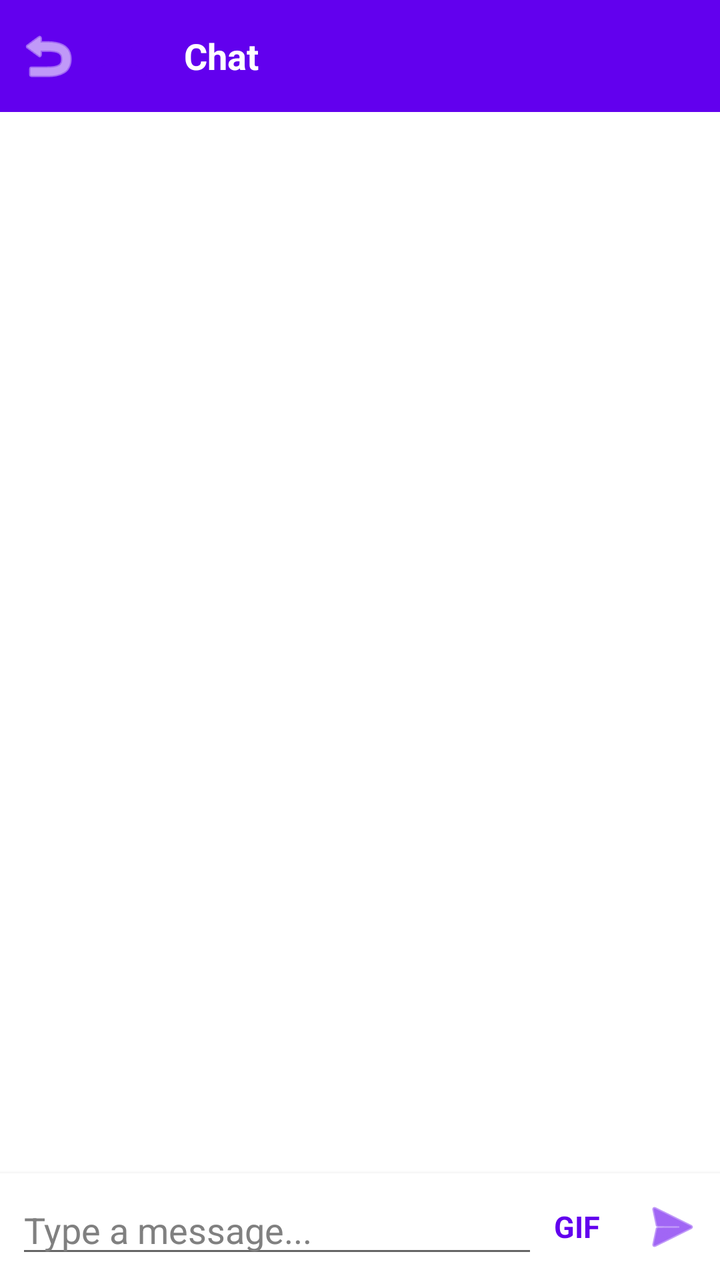
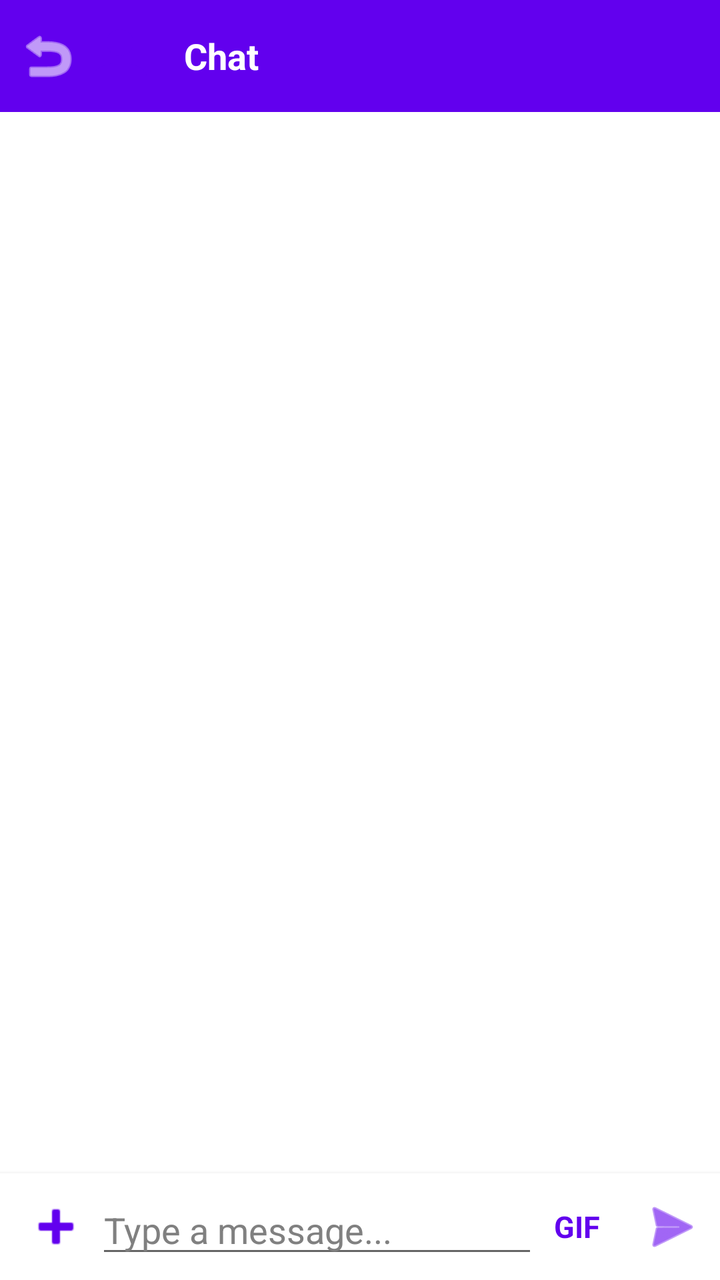

Two renders of the same Android screen: before a commit and after it. Below are the layout's source before the change and the commit's diff.
<!-- AndroidManifest.xml: application theme Theme.Muzea -->
<!-- res/layout/fragment_chat_conversation.xml -->
<?xml version="1.0" encoding="utf-8"?>
<LinearLayout xmlns:android="http://schemas.android.com/apk/res/android"
    android:layout_width="match_parent"
    android:layout_height="match_parent"
    android:orientation="vertical">

    <LinearLayout
        android:layout_width="match_parent"
        android:layout_height="wrap_content"
        android:background="?attr/colorPrimary"
        android:gravity="center_vertical"
        android:orientation="horizontal"
        android:paddingStart="8dp"
        android:paddingEnd="8dp">

        <ImageButton
            android:id="@+id/btnBack"
            android:layout_width="wrap_content"
            android:layout_height="wrap_content"
            android:background="?attr/selectableItemBackgroundBorderless"
            android:contentDescription="@string/action_back"
            android:src="@android:drawable/ic_menu_revert"
            android:tint="@android:color/white" />

        <ImageView
            android:id="@+id/ivAvatar"
            android:layout_width="40dp"
            android:layout_height="40dp"
            android:layout_marginVertical="8dp"
            android:contentDescription="@string/avatar_description"
            android:src="@drawable/ic_default_avatar" />

        <TextView
            android:id="@+id/tvTitle"
            android:layout_width="0dp"
            android:layout_height="wrap_content"
            android:layout_marginStart="12dp"
            android:layout_weight="1"
            android:clickable="true"
            android:ellipsize="end"
            android:focusable="true"
            android:foreground="?attr/selectableItemBackgroundBorderless"
            android:maxLines="1"
            android:paddingBottom="12dp"
            android:paddingTop="12dp"
            android:text="@string/chat_title_default"
            android:textColor="@android:color/white"
            android:textSize="18sp"
            android:textStyle="bold" />

    </LinearLayout>

    <FrameLayout
        android:layout_width="match_parent"
        android:layout_height="0dp"
        android:layout_weight="1">

        <androidx.recyclerview.widget.RecyclerView
            android:id="@+id/recyclerViewMessages"
            android:layout_width="match_parent"
            android:layout_height="match_parent"
            android:clipToPadding="false"
            android:padding="8dp" />

        <TextView
            android:id="@+id/tvEmpty"
            android:layout_width="wrap_content"
            android:layout_height="wrap_content"
            android:layout_gravity="center"
            android:text="@string/chat_empty"
            android:textSize="16sp"
            android:visibility="gone" />

        <TextView
            android:id="@+id/tvError"
            android:layout_width="wrap_content"
            android:layout_height="wrap_content"
            android:layout_gravity="center"
            android:padding="24dp"
            android:textColor="@color/red"
            android:textSize="14sp"
            android:visibility="gone" />

        <ProgressBar
            android:id="@+id/progressBar"
            android:layout_width="wrap_content"
            android:layout_height="wrap_content"
            android:layout_gravity="center"
            android:visibility="gone" />

        
        <ProgressBar
            android:id="@+id/progressHistory"
            android:layout_width="28dp"
            android:layout_height="28dp"
            android:layout_gravity="top|center_horizontal"
            android:layout_marginTop="8dp"
            android:visibility="gone" />

    </FrameLayout>

    <LinearLayout
        android:layout_width="match_parent"
        android:layout_height="wrap_content"
        android:background="@android:color/white"
        android:elevation="4dp"
        android:gravity="center_vertical"
        android:orientation="horizontal"
        android:paddingStart="8dp"
        android:paddingTop="6dp"
        android:paddingEnd="8dp"
        android:paddingBottom="6dp">

        <EditText
            android:id="@+id/etMessageInput"
            android:layout_width="0dp"
            android:layout_height="wrap_content"
            android:layout_weight="1"
            android:hint="@string/hint_message"
            android:imeOptions="actionSend"
            android:inputType="textMultiLine"
            android:maxLines="4"
            android:minLines="1"
            android:textColor="@android:color/black"
            android:textColorHint="@color/gray" />

        <TextView
            android:id="@+id/btnGif"
            android:layout_width="wrap_content"
            android:layout_height="wrap_content"
            android:layout_marginEnd="4dp"
            android:background="?attr/selectableItemBackgroundBorderless"
            android:contentDescription="@string/action_gif"
            android:padding="8dp"
            android:text="@string/action_gif"
            android:textColor="?attr/colorPrimary"
            android:textSize="15sp"
            android:textStyle="bold" />

        <ImageButton
            android:id="@+id/btnSend"
            android:layout_width="wrap_content"
            android:layout_height="wrap_content"
            android:layout_marginStart="8dp"
            android:background="?attr/selectableItemBackgroundBorderless"
            android:contentDescription="@string/action_send"
            android:src="@android:drawable/ic_menu_send"
            android:tint="?attr/colorPrimary" />

    </LinearLayout>

</LinearLayout>
<!-- resources referenced by this layout -->
<resources>
  <color name="gray">#FF808080</color>
  <color name="red">#FFFF0000</color>
  <!-- drawable ic_default_avatar (drawable) -->
  <vector xmlns:android="http://schemas.android.com/apk/res/android"
      android:width="24dp"
      android:height="24dp"
      android:viewportWidth="24"
      android:viewportHeight="24">
      <path
          android:fillColor="#FF6200EE"
          android:pathData="M12,12c2.21,0 4,-1.79 4,-4s-1.79,-4 -4,-4 -4,1.79 -4,4 1.79,4 4,4zM12,14c-2.67,0 -8,1.34 -8,4v2h16v-2c0,-2.66 -5.33,-4 -8,-4z"/>
  </vector>
  <string name="action_back">Back</string>
  <string name="action_gif">GIF</string>
  <string name="action_send">Send</string>
  <string name="avatar_description">User avatar</string>
  <string name="chat_empty">No messages yet</string>
  <string name="chat_title_default">Chat</string>
  <string name="hint_message">Type a message...</string>
  <style name="Theme.Muzea" parent="Theme.MaterialComponents.DayNight.NoActionBar">
          <item name="colorPrimary">@color/purple_500</item>
          <item name="colorPrimaryVariant">@color/purple_700</item>
          <item name="colorOnPrimary">@color/white</item>
          <item name="colorSecondary">@color/teal_200</item>
          <item name="colorSecondaryVariant">@color/teal_700</item>
          <item name="colorOnSecondary">@color/black</item>
          <item name="android:statusBarColor">?attr/colorPrimaryVariant</item>
  
          
          <item name="materialButtonStyle">@style/Widget.MaterialComponents.Button</item>
          <item name="materialCardViewStyle">@style/Widget.MaterialComponents.CardView</item>
      </style>
  <color name="purple_500">#FF6200EE</color>
  <color name="purple_700">#FF3700B3</color>
  <color name="white">#FFFFFFFF</color>
  <color name="teal_200">#FF03DAC5</color>
  <color name="teal_700">#FF018786</color>
  <color name="black">#FF000000</color>
</resources>

<!-- the commit's change to res/layout/fragment_chat_conversation.xml (unified diff, before → after) -->
@@ -99,6 +99,24 @@
 
     </FrameLayout>
 
+    <HorizontalScrollView
+        android:id="@+id/scrollPending"
+        android:layout_width="match_parent"
+        android:layout_height="wrap_content"
+        android:background="@android:color/white"
+        android:scrollbars="none"
+        android:visibility="gone">
+
+        <LinearLayout
+            android:id="@+id/pendingAttachments"
+            android:layout_width="wrap_content"
+            android:layout_height="wrap_content"
+            android:orientation="horizontal"
+            android:paddingStart="8dp"
+            android:paddingTop="6dp"
+            android:paddingEnd="8dp" />
+    </HorizontalScrollView>
+
     <LinearLayout
         android:layout_width="match_parent"
         android:layout_height="wrap_content"
@@ -110,6 +128,15 @@
         android:paddingTop="6dp"
         android:paddingEnd="8dp"
         android:paddingBottom="6dp">
+
+        <ImageButton
+            android:id="@+id/btnAdd"
+            android:layout_width="40dp"
+            android:layout_height="40dp"
+            android:background="?attr/selectableItemBackgroundBorderless"
+            android:contentDescription="@string/action_attach"
+            android:src="@android:drawable/ic_input_add"
+            android:tint="?attr/colorPrimary" />
 
         <EditText
             android:id="@+id/etMessageInput"
<!-- resource entries referenced after the edit -->
@@ -12,6 +12,7 @@
           android:fillColor="#FF6200EE"
           android:pathData="M12,12c2.21,0 4,-1.79 4,-4s-1.79,-4 -4,-4 -4,1.79 -4,4 1.79,4 4,4zM12,14c-2.67,0 -8,1.34 -8,4v2h16v-2c0,-2.66 -5.33,-4 -8,-4z"/>
   </vector>
+  <string name="action_attach">Attach</string>
   <string name="action_back">Back</string>
   <string name="action_gif">GIF</string>
   <string name="action_send">Send</string>
